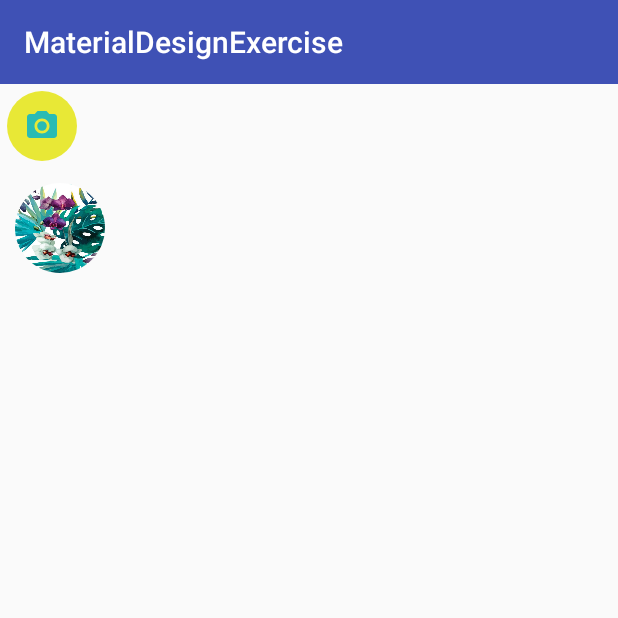
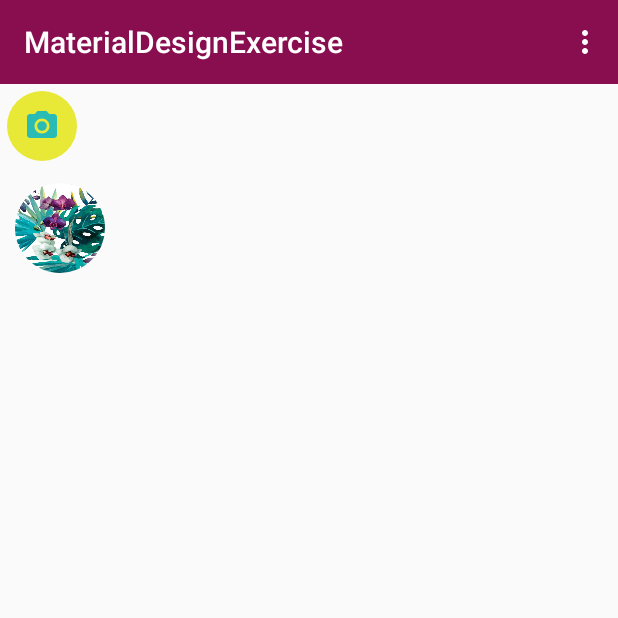
Before and after one commit to Majusna/MaterialDesignExercise, an Android app: the screen it shows after launch (MainActivity), on a phone screen of 412 x 824 dp, the top half of it. Run offline under Robolectric (Android 15) with nearby library versions, the phone set to English and light mode, and no system bars.

Commit message:
menu on toolbar, changing color doesn't work

```diff
--- a/app/src/main/java/com/example/android/materialdesignexercise/MainActivity.java
+++ b/app/src/main/java/com/example/android/materialdesignexercise/MainActivity.java
@@ -6,7 +6,10 @@ import android.support.v4.graphics.drawable.RoundedBitmapDrawable;
 import android.support.v4.graphics.drawable.RoundedBitmapDrawableFactory;
 import android.support.v7.app.AppCompatActivity;
 import android.os.Bundle;
+import android.view.Menu;
+import android.view.MenuItem;
 import android.widget.ImageView;
+import android.widget.Toast;
 import android.widget.Toolbar;
 
 public class MainActivity extends AppCompatActivity {
@@ -28,4 +31,27 @@ public class MainActivity extends AppCompatActivity {
         imageHolder.setImageDrawable(roundDrawable);
     }
 
+    @Override
+    public boolean onCreateOptionsMenu(Menu menu) {
+        getMenuInflater().inflate(R.menu.main_menu, menu);
+        return true;
+    }
+
+    @Override
+    public boolean onOptionsItemSelected(MenuItem item) {
+        int id = item.getItemId();
+        if (id== R.id.item1_id){
+            Toast.makeText(this, "item one", Toast.LENGTH_SHORT).show();
+
+        }
+        else if (id== R.id.item2_id){
+            Toast.makeText(this, "item two", Toast.LENGTH_SHORT).show();
+
+        }
+        else {
+            Toast.makeText(this, "item boli me grlo", Toast.LENGTH_SHORT).show();
+
+        }
+        return super.onOptionsItemSelected(item);
+    }
 }
--- /dev/null
+++ b/app/src/main/res/menu/main_menu.xml
@@ -0,0 +1,17 @@
+<?xml version="1.0" encoding="utf-8"?>
+<menu xmlns:android="http://schemas.android.com/apk/res/android"
+   >
+
+
+    <item
+        android:id="@+id/item1_id"
+        android:title="@string/item1_menu"/>
+
+    <item
+        android:id="@+id/item2_id"
+        android:title="@string/item2_menu"/>
+
+    <item
+        android:id="@+id/item3_id"
+        android:title="@string/item3_menu"/>
+</menu>
--- a/app/src/main/res/values/colors.xml
+++ b/app/src/main/res/values/colors.xml
@@ -1,6 +1,8 @@
 <?xml version="1.0" encoding="utf-8"?>
 <resources>
-    <color name="colorPrimary">#3F51B5</color>
-    <color name="colorPrimaryDark">#303F9F</color>
-    <color name="colorAccent">#FF4081</color>
+    <color name="colorPrimary">#880e4f</color>
+    <color name="colorPrimaryDark">#560027</color>
+    <color name="colorAccent">#f8bbd0</color>
+    <color name="colorToolbarBackground">#ffeeff</color>
+    <color name="colorToolbarText">#560027</color>
 </resources>
--- a/app/src/main/res/values/strings.xml
+++ b/app/src/main/res/values/strings.xml
@@ -1,3 +1,6 @@
 <resources>
     <string name="app_name">MaterialDesignExercise</string>
+    <string name="item1_menu">item1</string>
+    <string name="item2_menu">item2_menu</string>
+    <string name="item3_menu">item3_menu</string>
 </resources>
--- a/app/src/main/res/values/styles.xml
+++ b/app/src/main/res/values/styles.xml
@@ -6,6 +6,13 @@
         <item name="colorPrimary">@color/colorPrimary</item>
         <item name="colorPrimaryDark">@color/colorPrimaryDark</item>
         <item name="colorAccent">@color/colorAccent</item>
+        <item name ="android:popupMenuStyle">@style/AppTheme.Base.PopupMenu</item>
+    </style>
+
+    <style name="AppTheme.Base.PopupMenu" parent="@android:style/Widget.PopupMenu">
+        <!-- Customize your theme here. -->
+        <item name="android:popupBackground">@color/colorToolbarBackground</item>
+
     </style>
 
 </resources>
```
